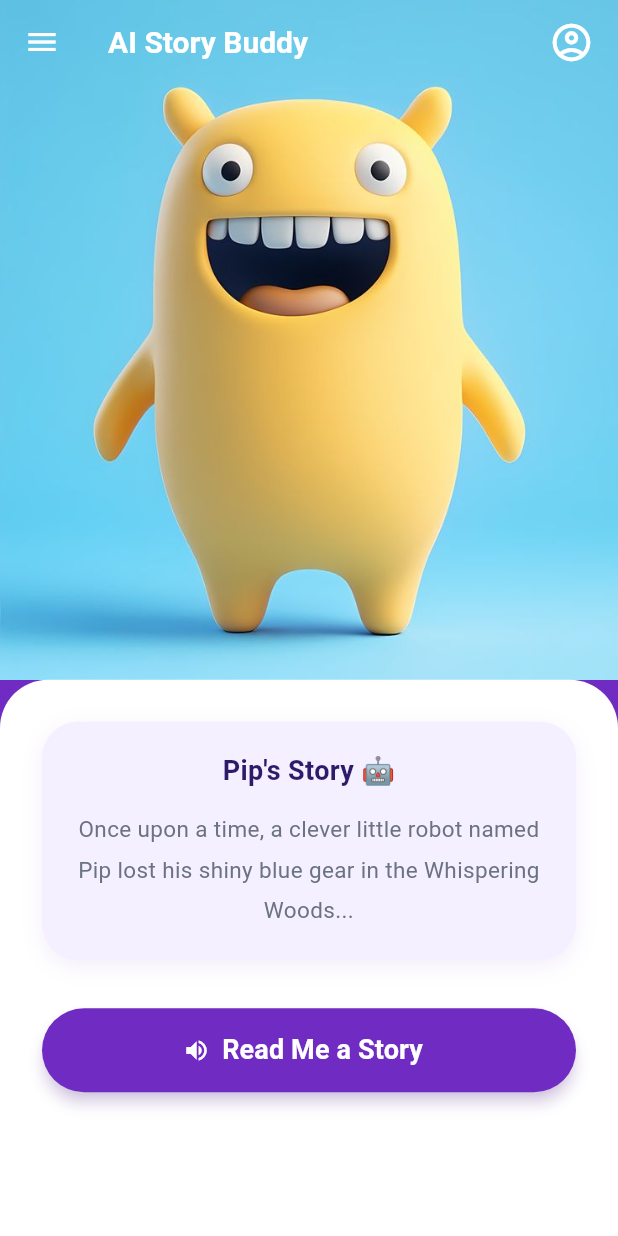
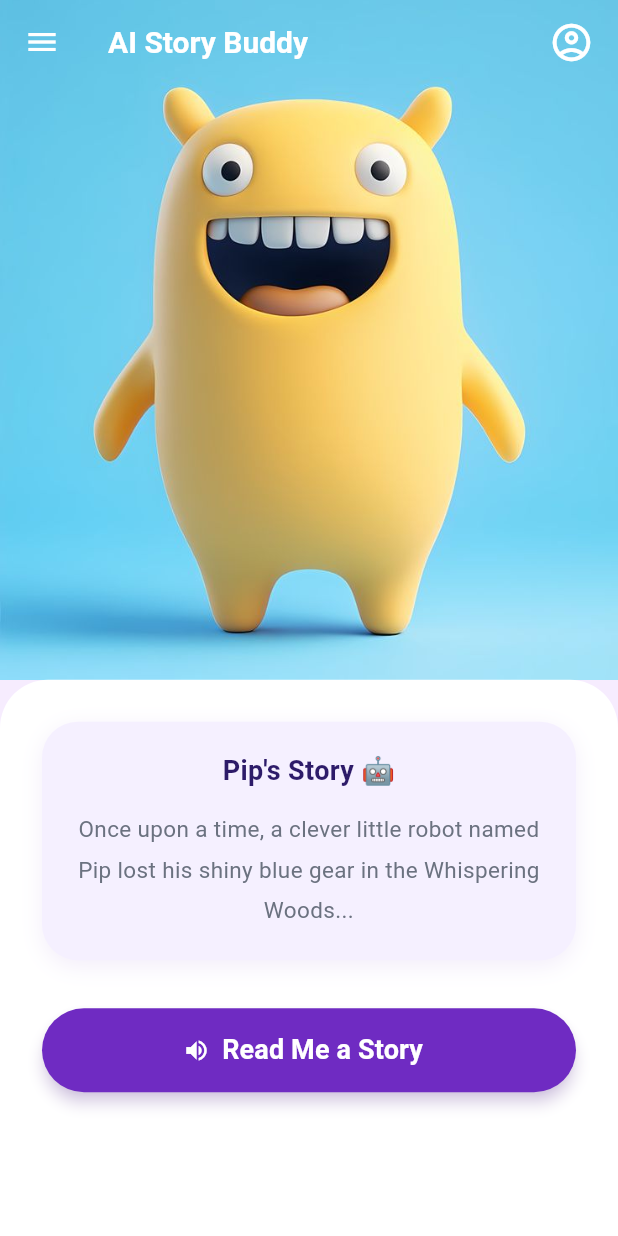
Before and after one commit to Udeme01/peblo_story_buddy, a Flutter app: the StoryScreen screen opened directly, on a phone screen of 412 x 824 dp. Run offline on Flutter 3.47's test engine with Material 3 defaults, Android fonts, the phone set to English and light mode, and no system bars; our stand-ins replace audioplayers, confetti, flutter_riverpod; Roboto replaces fonts that are missing (Poppins).

```diff
--- a/lib/screens/story_screen.dart
+++ b/lib/screens/story_screen.dart
@@ -33,9 +33,6 @@ class _StoryScreenState extends ConsumerState<StoryScreen>
       vsync: this,
     );
 
-    // _shakeAnimation = Tween<double>(begin: 0, end: 24).animate(
-    //   CurvedAnimation(parent: _shakeController, curve: Curves.elasticIn),
-    // );
     _shakeAnimation =
         TweenSequence<double>([
           TweenSequenceItem(tween: Tween(begin: 0, end: -16), weight: 1),
@@ -92,7 +89,8 @@ class _StoryScreenState extends ConsumerState<StoryScreen>
 
     return Scaffold(
       extendBodyBehindAppBar: true,
-      backgroundColor: const Color(0xFF6F2BC2),
+      // backgroundColor: const Color(0xFF6F2BC2),
+      backgroundColor: const Color.fromARGB(255, 246, 236, 254),
       appBar: AppBar(
         backgroundColor: Colors.transparent,
         elevation: 0,
@@ -230,7 +228,6 @@ class _StoryScreenState extends ConsumerState<StoryScreen>
 
                   const SizedBox(height: 32),
 
-                  // ADD THIS before the button SizedBox:
                   if (errorMessage != null) ...[
                     Container(
                       padding: const EdgeInsets.all(16),
@@ -241,7 +238,7 @@ class _StoryScreenState extends ConsumerState<StoryScreen>
                       ),
                       child: Row(
                         children: [
-                          const Text('😢', style: TextStyle(fontSize: 24)),
+                          const Text('...', style: TextStyle(fontSize: 24)),
                           const SizedBox(width: 12),
                           Expanded(
                             child: Text(
@@ -323,7 +320,10 @@ class _StoryScreenState extends ConsumerState<StoryScreen>
     return Container(
       decoration: const BoxDecoration(
         gradient: LinearGradient(
-          colors: [Color(0xFF8B5CF6), Color(0xFF6F2BC2)],
+          colors: [
+            Color.fromARGB(255, 253, 251, 255),
+            Color.fromARGB(255, 253, 251, 255),
+          ],
           begin: Alignment.topLeft,
           end: Alignment.bottomRight,
         ),
```
Also changed, not shown: lib/screens/splash_screen.dart (+0 -92 lines).
